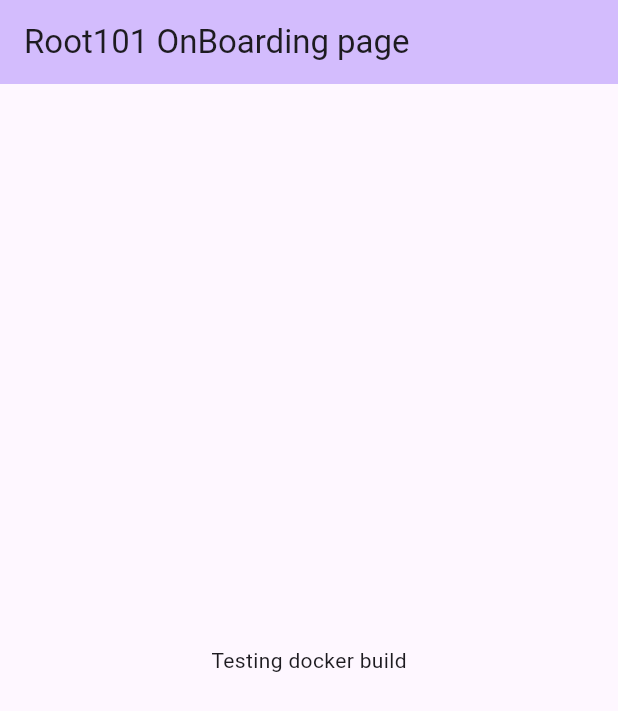
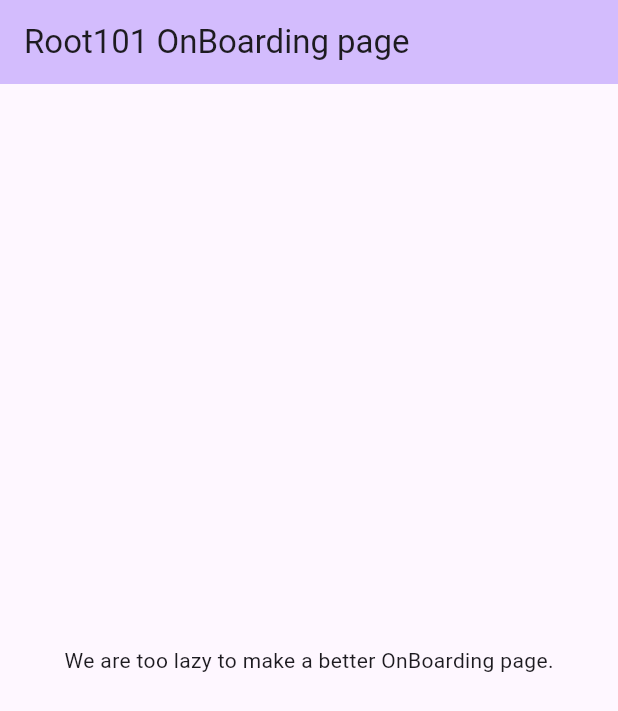
Before and after one commit to JesusHdez960717/flutter-web-test, a Flutter app: the screen it shows after launch, on a phone screen of 412 x 824 dp. Shown: the top 711 px of the screen. Run offline on Flutter 3.47's test engine with Material 2 defaults, Android fonts, the phone set to English and light mode, and no system bars.

Commit message:
Final project :+1:

```diff
--- a/lib/main.dart
+++ b/lib/main.dart
@@ -41,7 +41,7 @@
           mainAxisAlignment: MainAxisAlignment.center,
           children: <Widget>[
             Text(
-              'Testing docker build',
+              'We are too lazy to make a better OnBoarding page.',
             ),
           ],
         ),
```
